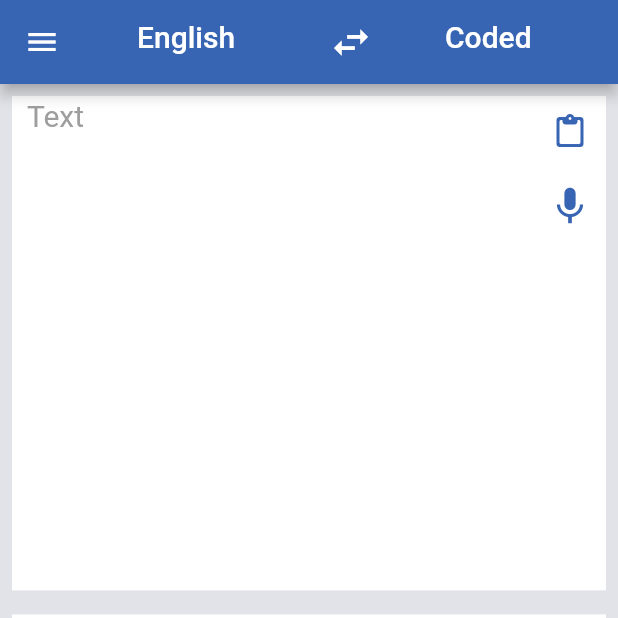
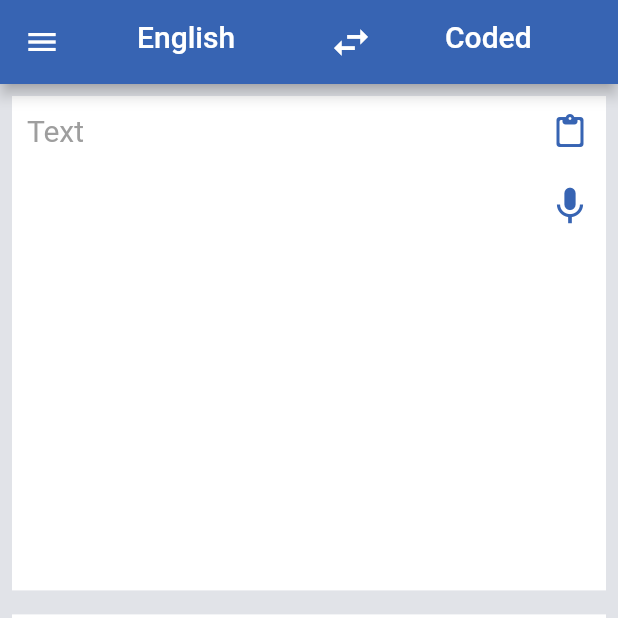
Before and after one commit to anasmj/Translator, a Flutter app: the screen it shows after launch, on a phone screen of 412 x 824 dp, the top half of it. Run offline on Flutter 3.47's test engine with Material 2 defaults, Android fonts, the light colour scheme and no system bars; our stand-ins replace fluttertoast, share; missing offline and left inert: clipboard.

Commit message:
fix: Bugs todo: stablish voice type

```diff
--- a/lib/pages/ascii_table.dart
+++ b/lib/pages/ascii_table.dart
@@ -5,7 +5,7 @@ class AsciiTable extends StatelessWidget{
   Widget build (BuildContext context){
     return Scaffold(
       appBar: AppBar(title: const Text('Ascii Table')),
-      body: Container(child: Image(image: AssetImage('assets/ascii.png'),)),
+      body: const Image(image: AssetImage('assets/ascii.png'),),
     );
   }
 }
--- a/lib/pages/main_page.dart
+++ b/lib/pages/main_page.dart
@@ -17,8 +17,10 @@ class _MainPageState extends State<MainPage> {
   TextEditingController startTextController = TextEditingController();
   TextEditingController targetTextController = TextEditingController();
 
-  ScrollController _startScrollController = ScrollController();
-  ScrollController _targetScrollController = ScrollController();
+  final ScrollController _startScrollController = ScrollController();
+  final ScrollController _targetScrollController = ScrollController();
+  final int minLIne = 16;
+
 
   @override
   void initState() {
@@ -90,11 +92,17 @@ class _MainPageState extends State<MainPage> {
               color: Colors.white,
               child: Stack(
                 children: [
-                  SingleChildScrollView(child: getBottomTextField()),
+                  getBottomTextField(),
                   Align(
                     alignment: Alignment.centerRight,
                     child: targetTextController.text.isEmpty ? Container(width: 0,): iconColumnForResult(),
                   )
+
+                  // SingleChildScrollView(child: getBottomTextField()),
+                  // Align(
+                  //   alignment: Alignment.centerRight,
+                  //   child: targetTextController.text.isEmpty ? Container(width: 0,): iconColumnForResult(),
+                  // )
                 ],
               ),
             ),
@@ -119,10 +127,9 @@ class _MainPageState extends State<MainPage> {
         cursorColor: Colors.blue,
         cursorHeight: 30,
         decoration:  const InputDecoration(
-          contentPadding: EdgeInsets.only(left: 10,right: 32),
+          contentPadding: EdgeInsets.only(left: 10,top: 10,right: 32),
           border: InputBorder.none,
           hintText: "Text",
-          //filled: true,
           hintStyle: TextStyle(fontSize: 20, color: Colors.grey),
         ),
       ),
@@ -137,15 +144,16 @@ class _MainPageState extends State<MainPage> {
       controller: _targetScrollController,
       child:  TextFormField(
         controller: targetTextController,
-        enabled: false,
+        readOnly: true,
         style:   const TextStyle(
           fontSize: 22,
         ),
-        maxLines: 100, //TODO: fix the height
+        //maxLines: startTextController.text.length < 300? 16: startTextController.text.length, //TODO: fix the height
+        maxLines: 10,
         cursorColor: Colors.blue,
         cursorHeight: 30,
         decoration:  const InputDecoration(
-          contentPadding: EdgeInsets.only(left: 10, right: 32),
+          contentPadding: EdgeInsets.only(left: 10,top: 10, right: 32),
           border: InputBorder.none,
           //filled: true,
           hintStyle: TextStyle(fontSize: 20, color: Colors.grey),
@@ -164,7 +172,6 @@ class _MainPageState extends State<MainPage> {
             final value = await FlutterClipboard.paste();
             startTextController.text = value;
             startTextController.selection = TextSelection.fromPosition(TextPosition(offset: startTextController.text.length));
-
             await code.convert(startTextController.text);
             targetTextController.text = code.targetText;
             FocusScope.of(context).unfocus(); //removes keyboard after pressing enter
@@ -190,7 +197,7 @@ class _MainPageState extends State<MainPage> {
       children: [
         IconButton(
           onPressed: () {
-            code.clearText();
+            code.clearProviderTexts();
             startTextController.clear();
             targetTextController.clear();
           },
@@ -202,6 +209,7 @@ class _MainPageState extends State<MainPage> {
         IconButton(
             onPressed: () {
               toast('voice is not activated now');
+              //TODO: to add voice functionality
             },
             icon: const Icon(
               Icons.keyboard_voice,
--- a/lib/providers/code_provider.dart
+++ b/lib/providers/code_provider.dart
@@ -4,44 +4,44 @@ import 'package:code_language/model/text_object.dart';
 class CodeProvider with ChangeNotifier {
 
   String _startText = ' ';
+  set startText(String value){
+    _startText = value;
+  }
   String _targetText = ' ';
+  String get targetText => _targetText;
+
   int _value = 5;
-  final bool _includePoint = false;
-  final bool _includeSpace=false;
-  final bool _includeComma =false;
-  final bool _includeSpecialCharacters = false;
+  int get value => _value;
+  void setValue (double value){
+    _value = value.toInt();
+  }
+
+  bool includePoint = false;
+  bool includeSpace=false;
+  bool includeComma =false;
+  bool includeSpecialCharacters = false;
+
+
+  // bool _isClear = false;
+  // bool get isClear => _isClear;
+  // set isClear(bool value) {
+  //   _isClear = value;
+  // }
+
   bool _toEncode = true;
-  //bool _activeTextField = false;
   bool get toEncode => _toEncode;
-
   set toEncode(bool value) {
     _toEncode = value;
   }
 
-  bool _isClear = false;
-
-  //bool get activeTextField => _activeTextField;
-  String get targetText => _targetText;
-  int get value => _value;
-
-  bool get isClear => _isClear;
   set targetText(String value) {
     _targetText = value;
   }
-  set isClear(bool value) {
-    _isClear = value;
-  }
-  set startText(String value){
-    _startText = value;
-  }
 
-  void setValue (double value){
-    _value = value.toInt();
-  }
-  void clearText(){
+  void clearProviderTexts(){
     _startText = '';
     _targetText ='';
-    _isClear = true;
+    //_isClear = true;
     notifyListeners();
   }
 
@@ -52,7 +52,7 @@ class CodeProvider with ChangeNotifier {
 
   Future<void> convert (String text,)async {
     try{
-      TextObject textObj = TextObject(startText: text, value: _value, toEncode: _toEncode, includePoint: _includePoint, includeSpace: _includeSpace, includeComma: _includeComma,includeSpcialCharacters: _includeSpecialCharacters );
+      TextObject textObj = TextObject(startText: text, value: _value, toEncode: _toEncode, includePoint: includePoint, includeSpace: includeSpace, includeComma: includeComma,includeSpcialCharacters: includeSpecialCharacters );
       targetText = textObj.convertText();
 
     }catch(e){
--- a/lib/widgets/drawer.dart
+++ b/lib/widgets/drawer.dart
@@ -1,5 +1,7 @@
+import 'package:code_language/providers/code_provider.dart';
 import 'package:flutter/material.dart';
 import 'package:code_language/widgets/picture_container.dart';
+import 'package:provider/provider.dart';
 import 'package:url_launcher/url_launcher.dart';
 
 class AppDrawer extends StatelessWidget {
@@ -8,6 +10,8 @@ class AppDrawer extends StatelessWidget {
 
   @override
   Widget build(BuildContext context) {
+    final code = Provider.of<CodeProvider>(context,listen: false);
+
     return Drawer(
       child: Column(
         children: [
@@ -29,6 +33,7 @@ class AppDrawer extends StatelessWidget {
            ListTile(
             onTap: (){
               Navigator.pushNamed(context, "/settings");
+              code.clearProviderTexts();
             },
             leading: const Icon(Icons.settings,),
             title: const Text(
```
Also changed, not shown: lib/pages/settings.dart (+14 -13 lines).
